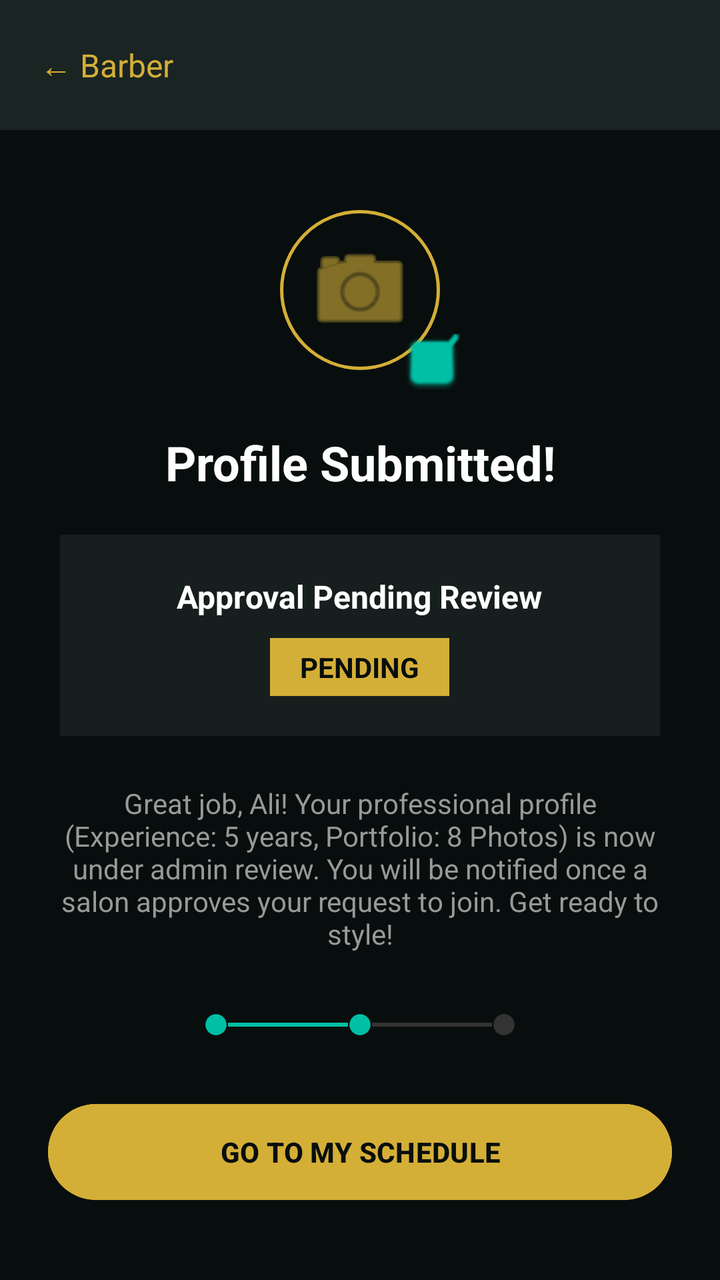
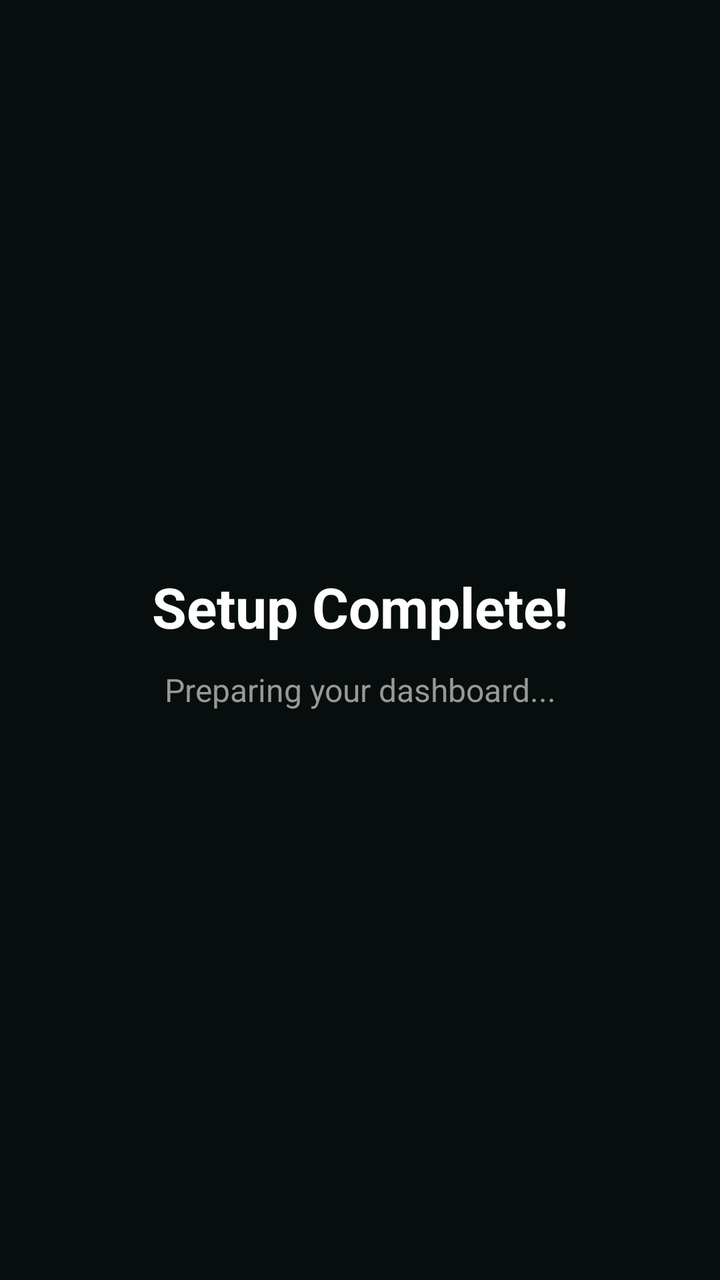

The first picture is an Android layout as it rendered before a commit; the second is the same layout after the commit. The layout source and the unified diff follow.
<!-- AndroidManifest.xml: application theme Theme.Trimly -->
<!-- res/layout/fragment_setup_success.xml -->
<androidx.constraintlayout.widget.ConstraintLayout
    xmlns:android="http://schemas.android.com/apk/res/android"
    xmlns:app="http://schemas.android.com/apk/res-auto"
    android:layout_width="match_parent"
    android:layout_height="match_parent"
    android:background="#080E0D">

    
    <View
        android:id="@+id/header_bg"
        android:layout_width="match_parent"
        android:layout_height="65dp"
        android:background="#1A2422"
        app:layout_constraintTop_toTopOf="parent"/>

    
    <TextView
        android:layout_width="wrap_content"
        android:layout_height="wrap_content"
        android:text="← Barber"
        android:textSize="16sp"
        android:textColor="#D4AF37"
        android:layout_marginStart="20dp"
        app:layout_constraintStart_toStartOf="parent"
        app:layout_constraintTop_toTopOf="@id/header_bg"
        app:layout_constraintBottom_toBottomOf="@id/header_bg"/>

    
    <FrameLayout
        android:id="@+id/icon_container"
        android:layout_width="100dp"
        android:layout_height="100dp"
        android:layout_marginTop="30dp"
        app:layout_constraintTop_toBottomOf="@id/header_bg"
        app:layout_constraintStart_toStartOf="parent"
        app:layout_constraintEnd_toEndOf="parent">

        <ImageView
            android:layout_width="80dp"
            android:layout_height="80dp"
            android:layout_gravity="center"
            android:src="@android:drawable/ic_menu_camera"
            android:background="@drawable/ic_circle_gold_border"
            android:padding="12dp"
            app:tint="#D4AF37"/>

        <ImageView
            android:layout_width="28dp"
            android:layout_height="28dp"
            android:layout_gravity="bottom|end"
            android:src="@android:drawable/checkbox_on_background"
            app:tint="#00BFA5"/>
    </FrameLayout>

    
    <TextView
        android:id="@+id/success_title"
        android:layout_width="wrap_content"
        android:layout_height="wrap_content"
        android:text="Profile Submitted!"
        android:textSize="24sp"
        android:textStyle="bold"
        android:textColor="#FFFFFF"
        android:layout_marginTop="20dp"
        app:layout_constraintTop_toBottomOf="@id/icon_container"
        app:layout_constraintStart_toStartOf="parent"
        app:layout_constraintEnd_toEndOf="parent"/>

    
    <LinearLayout
        android:id="@+id/pending_card"
        android:layout_width="match_parent"
        android:layout_height="wrap_content"
        android:orientation="vertical"
        android:gravity="center"
        android:background="#CC1A2422"
        android:layout_marginHorizontal="30dp"
        android:layout_marginTop="20dp"
        android:paddingVertical="20dp"
        app:cardCornerRadius="20dp"
        app:layout_constraintTop_toBottomOf="@id/success_title">

        <TextView
            android:layout_width="wrap_content"
            android:layout_height="wrap_content"
            android:text="Approval Pending Review"
            android:textStyle="bold"
            android:textSize="16sp"
            android:textColor="#FFFFFF"/>

        <TextView
            android:layout_width="wrap_content"
            android:layout_height="wrap_content"
            android:text="PENDING"
            android:textStyle="bold"
            android:textColor="#080E0D"
            android:background="#D4AF37"
            android:paddingHorizontal="15dp"
            android:paddingVertical="5dp"
            android:layout_marginTop="10dp"/>
    </LinearLayout>

    
    <TextView
        android:id="@+id/desc_text"
        android:layout_width="match_parent"
        android:layout_height="wrap_content"
        android:layout_marginHorizontal="30dp"
        android:layout_marginTop="24dp"
        android:text="Great job, Ali! Your professional profile (Experience: 5 years, Portfolio: 8 Photos) is now under admin review. You will be notified once a salon approves your request to join. Get ready to style!"
        android:textAlignment="center"
        android:textSize="14sp"
        android:textColor="#999999"
        app:layout_constraintTop_toBottomOf="@id/pending_card"/>

    
    <LinearLayout
        android:layout_width="match_parent"
        android:layout_height="wrap_content"
        android:orientation="horizontal"
        android:gravity="center"
        android:layout_marginTop="30dp"
        android:layout_marginHorizontal="40dp"
        app:layout_constraintTop_toBottomOf="@id/desc_text">
        <ImageView android:layout_width="12dp" android:layout_height="12dp" android:src="@android:drawable/presence_online" app:tint="#00BFA5"/>
        <View android:layout_width="60dp" android:layout_height="2dp" android:background="#00BFA5"/>
        <ImageView android:layout_width="12dp" android:layout_height="12dp" android:src="@android:drawable/presence_online" app:tint="#00BFA5"/>
        <View android:layout_width="60dp" android:layout_height="2dp" android:background="#333333"/>
        <ImageView android:layout_width="12dp" android:layout_height="12dp" android:src="@android:drawable/presence_invisible" app:tint="#333333"/>
    </LinearLayout>

    
    <Button
        android:id="@+id/btn_finish_setup"
        android:layout_width="match_parent"
        android:layout_height="56dp"
        android:layout_marginHorizontal="24dp"
        android:layout_marginBottom="36dp"
        android:text="GO TO MY SCHEDULE"
        android:textColor="#080E0D"
        android:textSize="14sp"
        android:textStyle="bold"
        android:backgroundTint="#D4AF37"
        app:layout_constraintBottom_toBottomOf="parent"/>
</androidx.constraintlayout.widget.ConstraintLayout>
<!-- resources referenced by this layout -->
<resources>
  <!-- drawable ic_circle_gold_border (drawable) -->
  <?xml version="1.0" encoding="utf-8"?>
  <shape xmlns:android="http://schemas.android.com/apk/res/android"
      android:shape="oval">
      <solid android:color="@android:color/transparent" />
      <stroke
          android:width="1.5dp"
          android:color="#D4AF37" />
      <size
          android:width="42dp"
          android:height="42dp" />
  </shape>
  <style name="Theme.Trimly" parent="Base.Theme.Trimly" />
  <style name="Base.Theme.Trimly" parent="Theme.Material3.DayNight.NoActionBar">
          
          
      </style>
</resources>

<!-- the commit's change to res/layout/fragment_setup_success.xml (unified diff, before → after) -->
@@ -5,141 +5,31 @@
     android:layout_height="match_parent"
     android:background="#080E0D">
 
-    
-    <View
-        android:id="@+id/header_bg"
-        android:layout_width="match_parent"
-        android:layout_height="65dp"
-        android:background="#1A2422"
-        app:layout_constraintTop_toTopOf="parent"/>
-
-    
     <TextView
+        android:id="@+id/tv_success_title"
         android:layout_width="wrap_content"
         android:layout_height="wrap_content"
-        android:text="← Barber"
-        android:textSize="16sp"
-        android:textColor="#D4AF37"
-        android:layout_marginStart="20dp"
+        android:text="Setup Complete!"
+        android:textColor="#FFFFFF"
+        android:textSize="28sp"
+        android:textStyle="bold"
+        app:layout_constraintBottom_toTopOf="@id/tv_redirecting"
+        app:layout_constraintEnd_toEndOf="parent"
         app:layout_constraintStart_toStartOf="parent"
-        app:layout_constraintTop_toTopOf="@id/header_bg"
-        app:layout_constraintBottom_toBottomOf="@id/header_bg"/>
+        app:layout_constraintTop_toTopOf="parent"
+        app:layout_constraintVertical_chainStyle="packed" />
 
-    
-    <FrameLayout
-        android:id="@+id/icon_container"
-        android:layout_width="100dp"
-        android:layout_height="100dp"
-        android:layout_marginTop="30dp"
-        app:layout_constraintTop_toBottomOf="@id/header_bg"
-        app:layout_constraintStart_toStartOf="parent"
-        app:layout_constraintEnd_toEndOf="parent">
-
-        <ImageView
-            android:layout_width="80dp"
-            android:layout_height="80dp"
-            android:layout_gravity="center"
-            android:src="@android:drawable/ic_menu_camera"
-            android:background="@drawable/ic_circle_gold_border"
-            android:padding="12dp"
-            app:tint="#D4AF37"/>
-
-        <ImageView
-            android:layout_width="28dp"
-            android:layout_height="28dp"
-            android:layout_gravity="bottom|end"
-            android:src="@android:drawable/checkbox_on_background"
-            app:tint="#00BFA5"/>
-    </FrameLayout>
-
-    
     <TextView
-        android:id="@+id/success_title"
+        android:id="@+id/tv_redirecting"
         android:layout_width="wrap_content"
         android:layout_height="wrap_content"
-        android:text="Profile Submitted!"
-        android:textSize="24sp"
-        android:textStyle="bold"
-        android:textColor="#FFFFFF"
-        android:layout_marginTop="20dp"
-        app:layout_constraintTop_toBottomOf="@id/icon_container"
+        android:layout_marginTop="12dp"
+        android:text="Preparing your dashboard..."
+        android:textColor="#999999"
+        android:textSize="16sp"
+        app:layout_constraintBottom_toBottomOf="parent"
+        app:layout_constraintEnd_toEndOf="parent"
         app:layout_constraintStart_toStartOf="parent"
-        app:layout_constraintEnd_toEndOf="parent"/>
+        app:layout_constraintTop_toBottomOf="@id/tv_success_title" />
 
-    
-    <LinearLayout
-        android:id="@+id/pending_card"
-        android:layout_width="match_parent"
-        android:layout_height="wrap_content"
-        android:orientation="vertical"
-        android:gravity="center"
-        android:background="#CC1A2422"
-        android:layout_marginHorizontal="30dp"
-        android:layout_marginTop="20dp"
-        android:paddingVertical="20dp"
-        app:cardCornerRadius="20dp"
-        app:layout_constraintTop_toBottomOf="@id/success_title">
-
-        <TextView
-            android:layout_width="wrap_content"
-            android:layout_height="wrap_content"
-            android:text="Approval Pending Review"
-            android:textStyle="bold"
-            android:textSize="16sp"
-            android:textColor="#FFFFFF"/>
-
-        <TextView
-            android:layout_width="wrap_content"
-            android:layout_height="wrap_content"
-            android:text="PENDING"
-            android:textStyle="bold"
-            android:textColor="#080E0D"
-            android:background="#D4AF37"
-            android:paddingHorizontal="15dp"
-            android:paddingVertical="5dp"
-            android:layout_marginTop="10dp"/>
-    </LinearLayout>
-
-    
-    <TextView
-        android:id="@+id/desc_text"
-        android:layout_width="match_parent"
-        android:layout_height="wrap_content"
-        android:layout_marginHorizontal="30dp"
-        android:layout_marginTop="24dp"
-        android:text="Great job, Ali! Your professional profile (Experience: 5 years, Portfolio: 8 Photos) is now under admin review. You will be notified once a salon approves your request to join. Get ready to style!"
-        android:textAlignment="center"
-        android:textSize="14sp"
-        android:textColor="#999999"
-        app:layout_constraintTop_toBottomOf="@id/pending_card"/>
-
-    
-    <LinearLayout
-        android:layout_width="match_parent"
-        android:layout_height="wrap_content"
-        android:orientation="horizontal"
-        android:gravity="center"
-        android:layout_marginTop="30dp"
-        android:layout_marginHorizontal="40dp"
-        app:layout_constraintTop_toBottomOf="@id/desc_text">
-        <ImageView android:layout_width="12dp" android:layout_height="12dp" android:src="@android:drawable/presence_online" app:tint="#00BFA5"/>
-        <View android:layout_width="60dp" android:layout_height="2dp" android:background="#00BFA5"/>
-        <ImageView android:layout_width="12dp" android:layout_height="12dp" android:src="@android:drawable/presence_online" app:tint="#00BFA5"/>
-        <View android:layout_width="60dp" android:layout_height="2dp" android:background="#333333"/>
-        <ImageView android:layout_width="12dp" android:layout_height="12dp" android:src="@android:drawable/presence_invisible" app:tint="#333333"/>
-    </LinearLayout>
-
-    
-    <Button
-        android:id="@+id/btn_finish_setup"
-        android:layout_width="match_parent"
-        android:layout_height="56dp"
-        android:layout_marginHorizontal="24dp"
-        android:layout_marginBottom="36dp"
-        android:text="GO TO MY SCHEDULE"
-        android:textColor="#080E0D"
-        android:textSize="14sp"
-        android:textStyle="bold"
-        android:backgroundTint="#D4AF37"
-        app:layout_constraintBottom_toBottomOf="parent"/>
 </androidx.constraintlayout.widget.ConstraintLayout>
<!-- resource entries referenced after the edit -->
@@ -1,17 +1,5 @@
 <!-- resources referenced by this layout -->
 <resources>
-  <!-- drawable ic_circle_gold_border (drawable) -->
-  <?xml version="1.0" encoding="utf-8"?>
-  <shape xmlns:android="http://schemas.android.com/apk/res/android"
-      android:shape="oval">
-      <solid android:color="@android:color/transparent" />
-      <stroke
-          android:width="1.5dp"
-          android:color="#D4AF37" />
-      <size
-          android:width="42dp"
-          android:height="42dp" />
-  </shape>
   <style name="Theme.Trimly" parent="Base.Theme.Trimly" />
   <style name="Base.Theme.Trimly" parent="Theme.Material3.DayNight.NoActionBar">
           
